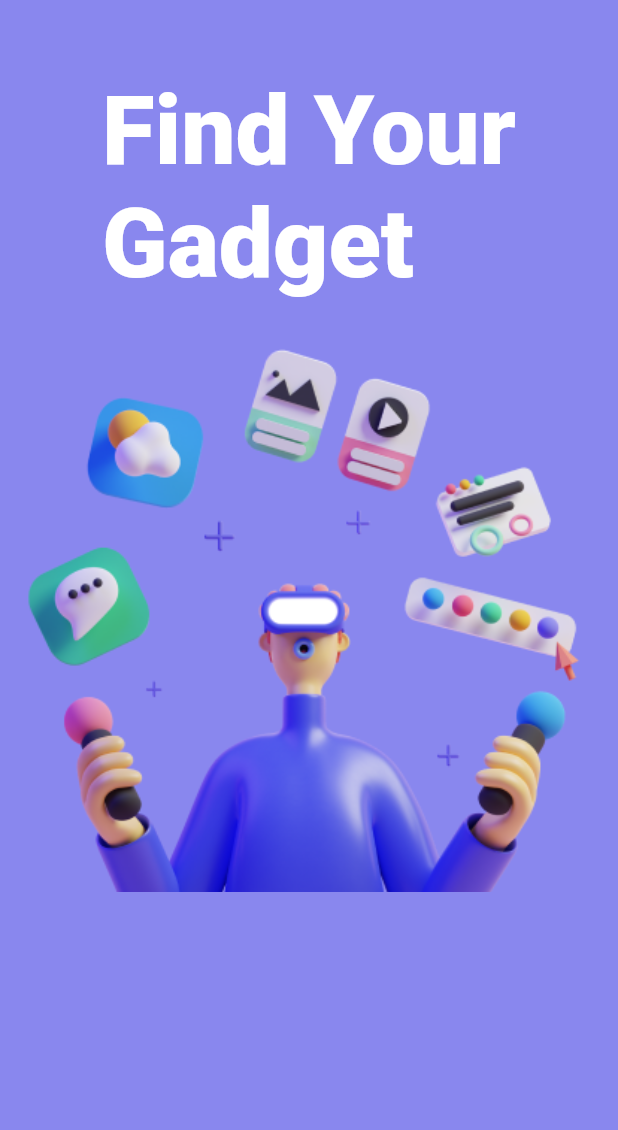
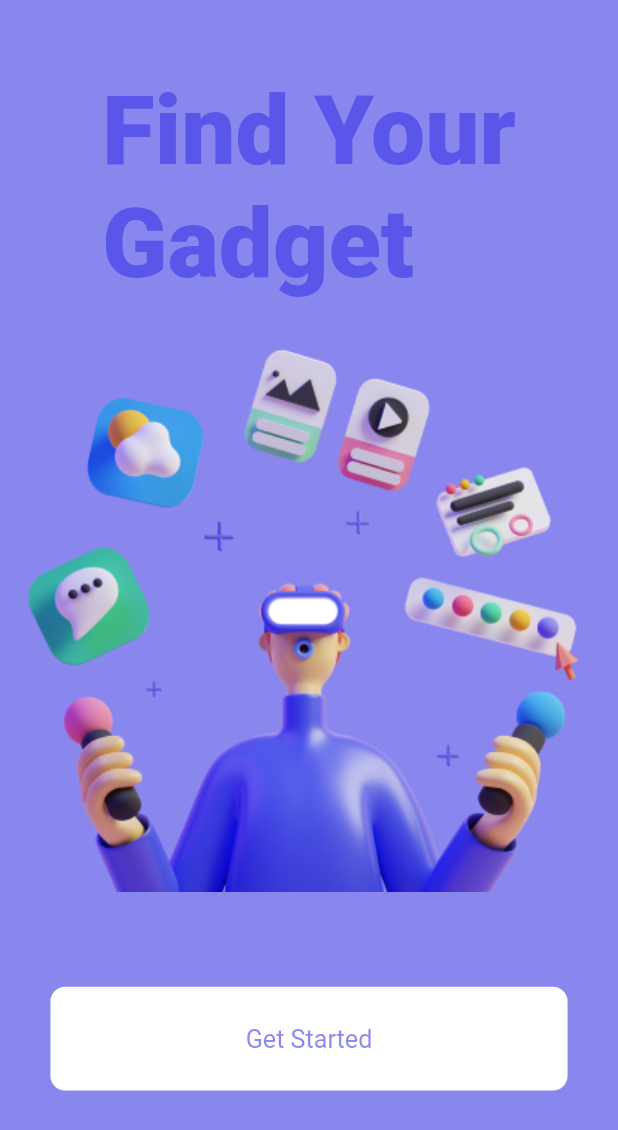
Before and after one commit to ahadjonovss/tech_med_app, a Flutter app: the screen it shows after launch, on a phone screen of 412 x 824 dp. Shown: the top 1130 px of the screen. Run offline on Flutter 3.47's test engine with Material 2 defaults, Android fonts, the phone set to English and light mode, and no system bars; our stand-ins replace flutter_screenutil.

```diff
--- a/lib/components/widgets/buttons/navigate_button.dart
+++ b/lib/components/widgets/buttons/navigate_button.dart
@@ -1,17 +1,23 @@
 import 'package:flutter/cupertino.dart';
+import 'package:flutter/material.dart';
 import 'package:flutter_screenutil/flutter_screenutil.dart';
 
 import '../../../utils/colors.dart';
+import '../../routes/routes.dart';
 
-Widget buttonNavigate(Widget mytext,String navigate,{Color clr=AppColors.C_5956E9,num h=70,num w=400}){
-  return Container(
-    height: h.toDouble().h,
-    width: w.toDouble().w,
-    decoration: BoxDecoration(
-      borderRadius: BorderRadius.circular(10).r
+Widget buttonNavigate(Widget mytext,String navigate,{ required BuildContext context,Color clr=AppColors.C_5956E9,num h=70,num w=328}){
+  return InkWell(
+    onTap: (){
+      Navigator.pushNamed(context,navigate);
+    },
+    child: Container(
+      height: h.toDouble().h,
+      width: w.toDouble().w,
+      decoration: BoxDecoration(
+        borderRadius: BorderRadius.circular(10).r,
+        color: clr
+      ),
+      child: Center(child: mytext),
     ),
-    child: Center(child: mytext),
-
-
   );
 }
--- a/lib/components/widgets/edited_widgets/mediaQuarees.dart
+++ b/lib/components/widgets/edited_widgets/mediaQuarees.dart
@@ -5,5 +5,6 @@ double m_h(BuildContext context){
 }
 
 double m_w(BuildContext context){
+  print(MediaQuery.of(context).size.width);
   return MediaQuery.of(context).size.width;
 }
--- a/lib/components/widgets/edited_widgets/text_widget.dart
+++ b/lib/components/widgets/edited_widgets/text_widget.dart
@@ -1,7 +1,8 @@
 import 'package:flutter/material.dart';
 import 'package:flutter_screenutil/flutter_screenutil.dart';
+import 'package:tech_shop_app/utils/colors.dart';
 
-Widget text(dynamic text,{int fontsize=17,FontWeight fontweight=FontWeight.w400,Color clr=Colors.white}){
+Widget text(dynamic text,{int fontsize=17,FontWeight fontweight=FontWeight.w400,Color clr=AppColors.C_5956E9}){
   return Text(text.toString(),style: TextStyle(
     fontSize: fontsize.sp,
     fontWeight: fontweight,
--- a/lib/pages/splash_page.dart
+++ b/lib/pages/splash_page.dart
@@ -1,8 +1,9 @@
 import 'package:flutter/material.dart';
+import 'package:tech_shop_app/components/routes/routes.dart';
+import 'package:tech_shop_app/components/widgets/buttons/navigate_button.dart';
 import 'package:tech_shop_app/components/widgets/edited_widgets/fitted_img.dart';
 import 'package:tech_shop_app/components/widgets/edited_widgets/sizedbox.dart';
 import 'package:tech_shop_app/utils/colors.dart';
-
 import '../components/widgets/edited_widgets/mediaQuarees.dart';
 import '../components/widgets/edited_widgets/text_widget.dart';
 import '../utils/project_images.dart';
@@ -23,8 +24,12 @@ class SplashPage extends StatelessWidget {
               sized(h: 50),
               text("Find Your\nGadget",fontsize: 65,fontweight: FontWeight.w800),
               fitted_img(img: Images.png_splash,h: 400,w: 400),
-
-
+              sized(h: 64),
+              buttonNavigate(
+                  text("Get Started",
+                  clr: AppColors.C_5956E9.withOpacity(0.7)),
+                  RouteName.login,clr: Colors.white,
+                  context: context)
             ],
           ),
         ),
```
Also changed, not shown: lib/components/widgets/custom_widgets/text_field_auth.dart (added, +27 -0 lines), lib/pages/auth/login_page.dart (+83 -1 lines).
